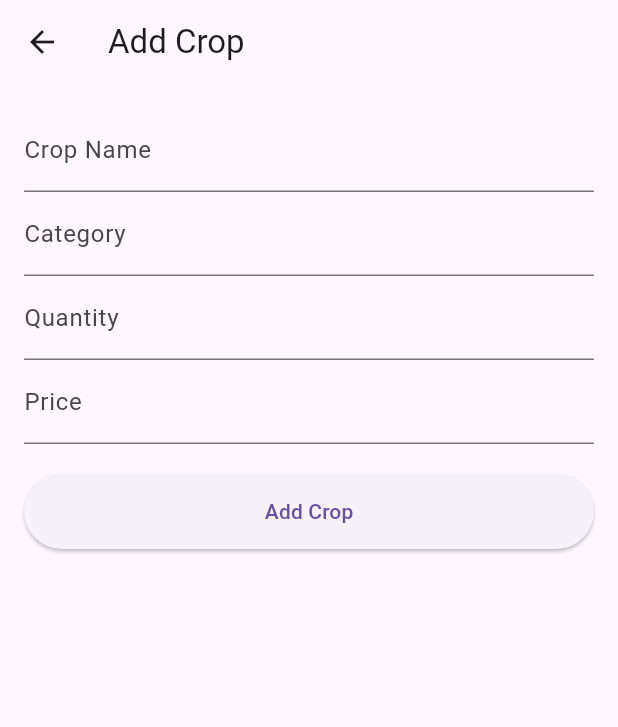
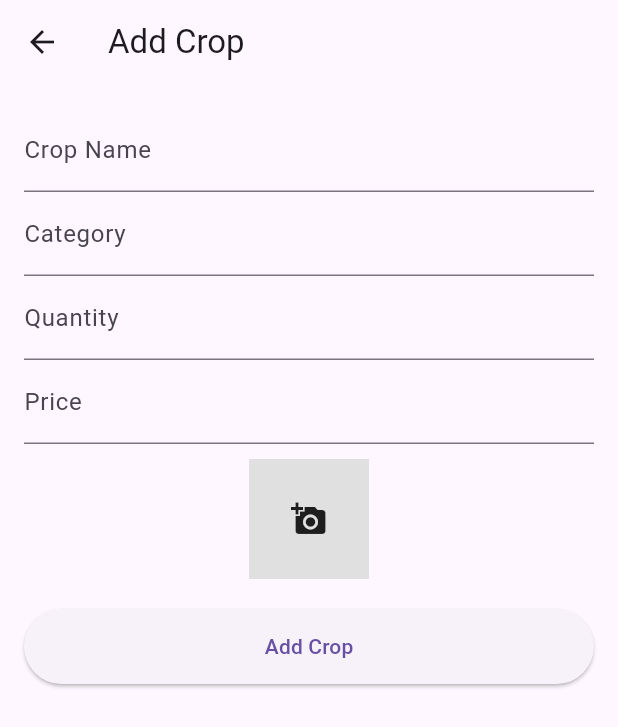
Before and after one commit to fouziaafrin/bazaarbarta, a Flutter app: the FarmerDashboard screen opened directly, after a tap on "Add Crop", on a phone screen of 412 x 824 dp. Shown: the top 727 px of the screen. Run offline on Flutter 3.47's test engine with Material 3 defaults, Android fonts, the phone set to English and light mode, and no system bars; our stand-ins replace cloud_firestore, firebase_auth, firebase_core, firebase_storage, image_picker; accounts and stored records are empty.

Commit message:
implemented basic farmer module

```diff
--- a/lib/screens/dashboards/add_crop_screen.dart
+++ b/lib/screens/dashboards/add_crop_screen.dart
@@ -1,4 +1,8 @@
 import 'package:flutter/material.dart';
+import 'dart:io';
+import 'package:image_picker/image_picker.dart';
+import '../../services/firestore_service.dart';
+import '../../services/a_service.dart';
 
 class AddCropScreen extends StatefulWidget {
   @override
@@ -11,28 +15,79 @@ class _AddCropScreenState extends State<AddCropScreen> {
   final TextEditingController categoryController = TextEditingController();
   final TextEditingController quantityController = TextEditingController();
   final TextEditingController priceController = TextEditingController();
+  List<File> images = [];
+  bool loading = false;
+
+  final picker = ImagePicker();
+
+  Future pickImage() async {
+    final picked = await picker.pickImage(source: ImageSource.gallery);
+    if (picked != null) setState(() => images.add(File(picked.path)));
+  }
 
   @override
   Widget build(BuildContext context) {
     return Scaffold(
       appBar: AppBar(title: Text("Add Crop")),
-      body: SingleChildScrollView(
+      body: loading
+          ? Center(child: CircularProgressIndicator())
+          : SingleChildScrollView(
               padding: EdgeInsets.all(16),
               child: Form(
                 key: _formKey,
                 child: Column(
                   children: [
-              TextFormField(controller: nameController, decoration: InputDecoration(labelText: "Crop Name")),
-              TextFormField(controller: categoryController, decoration: InputDecoration(labelText: "Category")),
-              TextFormField(controller: quantityController, decoration: InputDecoration(labelText: "Quantity"), keyboardType: TextInputType.number),
-              TextFormField(controller: priceController, decoration: InputDecoration(labelText: "Price"), keyboardType: TextInputType.number),
+                    TextFormField(controller: nameController, decoration: InputDecoration(labelText: "Crop Name"), validator: (v) => v!.isEmpty ? "Enter name" : null),
+                    TextFormField(controller: categoryController, decoration: InputDecoration(labelText: "Category"), validator: (v) => v!.isEmpty ? "Enter category" : null),
+                    TextFormField(controller: quantityController, decoration: InputDecoration(labelText: "Quantity"), keyboardType: TextInputType.number, validator: (v) => v!.isEmpty ? "Enter quantity" : null),
+                    TextFormField(controller: priceController, decoration: InputDecoration(labelText: "Price"), keyboardType: TextInputType.number, validator: (v) => v!.isEmpty ? "Enter price" : null),
+                    SizedBox(height: 10),
+                    Wrap(
+                      spacing: 10,
+                      children: [
+                        ...images.map((img) => Stack(
+                              alignment: Alignment.topRight,
+                              children: [
+                                Image.file(img, width: 80, height: 80, fit: BoxFit.cover),
+                                GestureDetector(
+                                  onTap: () => setState(() => images.remove(img)),
+                                  child: Icon(Icons.cancel, color: Colors.red),
+                                ),
+                              ],
+                            )),
+                        GestureDetector(
+                          onTap: pickImage,
+                          child: Container(
+                            width: 80,
+                            height: 80,
+                            color: Colors.grey[300],
+                            child: Icon(Icons.add_a_photo),
+                          ),
+                        ),
+                      ],
+                    ),
                     SizedBox(height: 20),
                     ElevatedButton(
-                onPressed: () {
-                  if (_formKey.currentState!.validate()) {
-                    // TODO: Save crop to Firestore
+                      onPressed: () async {
+                        if (_formKey.currentState!.validate() && images.isNotEmpty) {
+                          setState(() => loading = true);
+                          String res = await FirestoreService().addCrop(
+                            AuthService().currentUser!.uid,
+                            nameController.text.trim(),
+                            categoryController.text.trim(),
+                            int.parse(quantityController.text.trim()),
+                            double.parse(priceController.text.trim()),
+                            images,
+                          );
+                          setState(() => loading = false);
+                          if (res == "success") {
                             ScaffoldMessenger.of(context).showSnackBar(SnackBar(content: Text("Crop Added!")));
                             Navigator.pop(context);
+                          } else {
+                            ScaffoldMessenger.of(context).showSnackBar(SnackBar(content: Text("Error: $res")));
+                          }
+                        } else {
+                          ScaffoldMessenger.of(context).showSnackBar(SnackBar(content: Text("Fill all fields & add images")));
                         }
                       },
                       child: Text("Add Crop"),
--- a/lib/screens/dashboards/farmer_dashboard.dart
+++ b/lib/screens/dashboards/farmer_dashboard.dart
@@ -1,6 +1,8 @@
 import 'package:flutter/material.dart';
 import 'add_crop_screen.dart';
 import 'crop_list_screen.dart';
+import 'crop_details_screen.dart';
+import 'buyer_requests_screen.dart';
 import '../../services/a_service.dart';
 import '../home_screen.dart';
 
@@ -52,6 +54,15 @@ class FarmerDashboard extends StatelessWidget {
               label: Text("My Crops"),
               style: ElevatedButton.styleFrom(minimumSize: Size(double.infinity, 50)),
             ),
+            ElevatedButton.icon(
+              onPressed: () {
+                Navigator.push(context, MaterialPageRoute(builder: (_) => BuyerRequestsScreen()));
+              },
+              icon: Icon(Icons.shopping_cart),
+              label: Text("Buyer Requests"),
+              style: ElevatedButton.styleFrom(minimumSize: Size(double.infinity, 50)),
+            ),
+
           ],
         ),
       ),
@@ -64,13 +75,12 @@ class FarmerDashboard extends StatelessWidget {
       color: color,
       child: Container(
         width: 150,
-        height: 100,
         padding: EdgeInsets.all(16),
         child: Column(
           crossAxisAlignment: CrossAxisAlignment.start,
           children: [
             Text(title, style: TextStyle(color: Colors.white, fontSize: 16)),
-            Spacer(),
+            SizedBox(height: 12),
             Text(value, style: TextStyle(color: Colors.white, fontSize: 28, fontWeight: FontWeight.bold)),
           ],
         ),
```
Also changed, not shown: lib/screens/dashboards/buyer_requests_screen.dart (added, +58 -0 lines), lib/screens/dashboards/crop_details_screen.dart (added, +116 -0 lines), lib/screens/dashboards/crop_list_screen.dart (+34 -10 lines), lib/services/firestore_service.dart (+43 -0 lines). Lines whose indentation alone changed are shown as unchanged.
